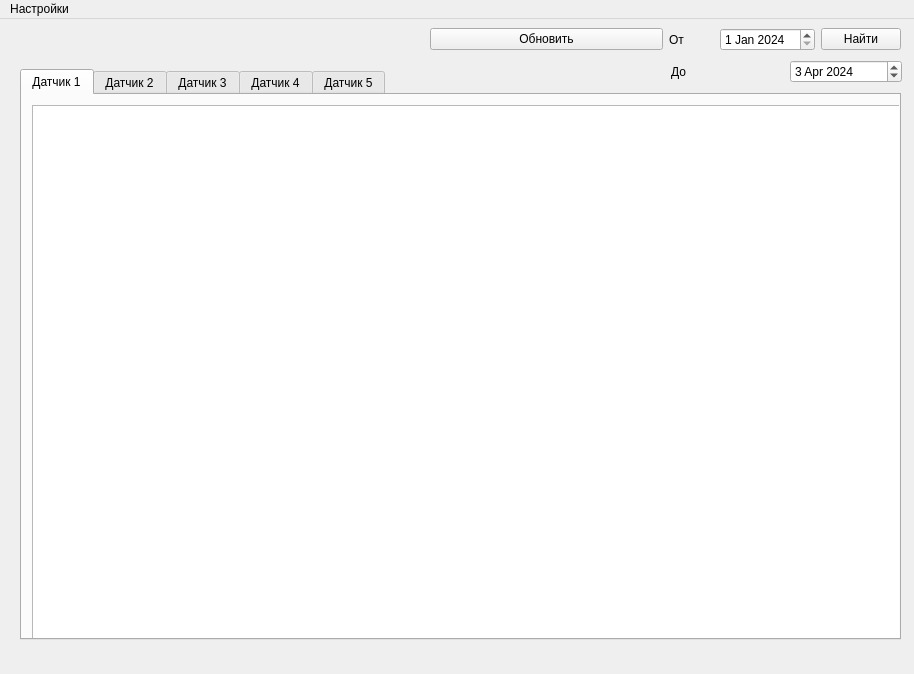
Qt form ui/Apogei_ui.ui (Minkuss/apogei) before a commit.
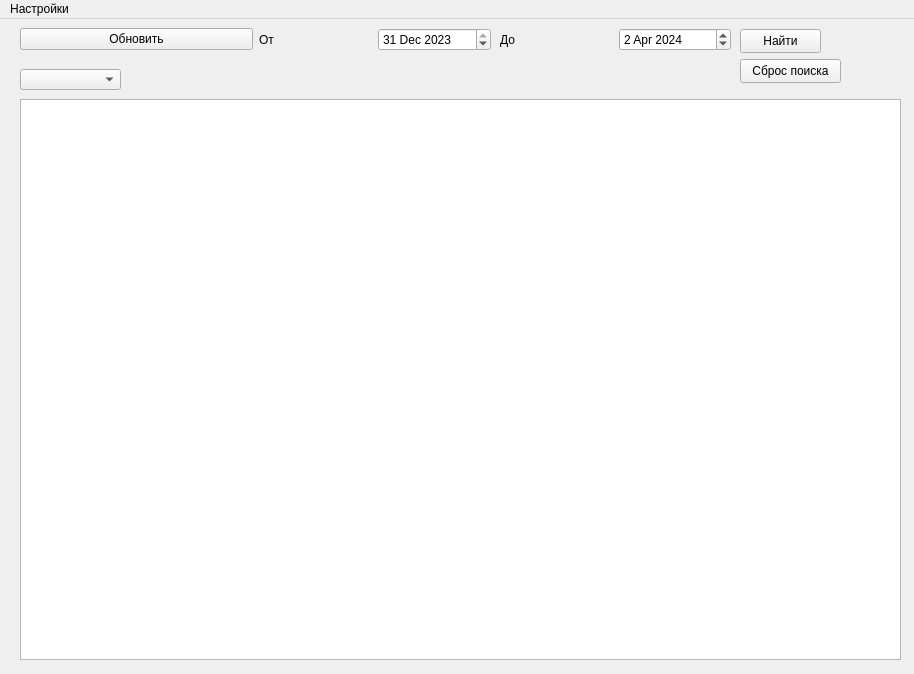
The same form after that commit.

What changed in the file:
```diff
--- a/ui/Apogei_ui.ui
+++ b/ui/Apogei_ui.ui
@@ -14,98 +14,10 @@
    <string>MainWindow</string>
   </property>
   <widget class="QWidget" name="centralwidget">
-   <widget class="QTabWidget" name="tabWidget">
-    <property name="geometry">
-     <rect>
-      <x>20</x>
-      <y>50</y>
-      <width>881</width>
-      <height>571</height>
-     </rect>
-    </property>
-    <property name="currentIndex">
-     <number>0</number>
-    </property>
-    <widget class="QWidget" name="tab">
-     <attribute name="title">
-      <string>Датчик 1</string>
-     </attribute>
-     <widget class="QTableWidget" name="tableWidget">
-      <property name="geometry">
-       <rect>
-        <x>10</x>
-        <y>10</y>
-        <width>871</width>
-        <height>561</height>
-       </rect>
-      </property>
-     </widget>
-    </widget>
-    <widget class="QWidget" name="tab_2">
-     <attribute name="title">
-      <string>Датчик 2</string>
-     </attribute>
-     <widget class="QTableWidget" name="tableWidget_2">
-      <property name="geometry">
-       <rect>
-        <x>10</x>
-        <y>10</y>
-        <width>871</width>
-        <height>561</height>
-       </rect>
-      </property>
-     </widget>
-    </widget>
-    <widget class="QWidget" name="tab_3">
-     <attribute name="title">
-      <string>Датчик 3</string>
-     </attribute>
-     <widget class="QTableWidget" name="tableWidget_3">
-      <property name="geometry">
-       <rect>
-        <x>10</x>
-        <y>10</y>
-        <width>871</width>
-        <height>561</height>
-       </rect>
-      </property>
-     </widget>
-    </widget>
-    <widget class="QWidget" name="tab_4">
-     <attribute name="title">
-      <string>Датчик 4</string>
-     </attribute>
-     <widget class="QTableWidget" name="tableWidget_4">
-      <property name="geometry">
-       <rect>
-        <x>10</x>
-        <y>10</y>
-        <width>871</width>
-        <height>561</height>
-       </rect>
-      </property>
-     </widget>
-    </widget>
-    <widget class="QWidget" name="tab_5">
-     <attribute name="title">
-      <string>Датчик 5</string>
-     </attribute>
-     <widget class="QTableWidget" name="tableWidget_5">
-      <property name="geometry">
-       <rect>
-        <x>10</x>
-        <y>10</y>
-        <width>871</width>
-        <height>561</height>
-       </rect>
-      </property>
-     </widget>
-    </widget>
-   </widget>
    <widget class="QWidget" name="layoutWidget">
     <property name="geometry">
      <rect>
-      <x>430</x>
+      <x>20</x>
       <y>0</y>
       <width>471</width>
       <height>41</height>
@@ -132,23 +44,16 @@
         <widget class="QDateEdit" name="dateEdit">
          <property name="dateTime">
           <datetime>
-           <hour>0</hour>
+           <hour>4</hour>
            <minute>0</minute>
            <second>0</second>
-           <year>2024</year>
-           <month>1</month>
-           <day>1</day>
+           <year>2023</year>
+           <month>12</month>
+           <day>31</day>
           </datetime>
          </property>
         </widget>
        </item>
-       <item>
-        <widget class="QPushButton" name="pushButton">
-         <property name="text">
-          <string>Найти</string>
-         </property>
-        </widget>
-       </item>
       </layout>
      </item>
     </layout>
@@ -156,10 +61,10 @@
    <widget class="QWidget" name="layoutWidget_2">
     <property name="geometry">
      <rect>
-      <x>671</x>
-      <y>40</y>
+      <x>500</x>
+      <y>5</y>
       <width>231</width>
-      <height>26</height>
+      <height>31</height>
      </rect>
     </property>
     <layout class="QHBoxLayout" name="horizontalLayout_3">
@@ -174,18 +79,64 @@
       <widget class="QDateEdit" name="dateEdit_2">
        <property name="dateTime">
         <datetime>
-         <hour>0</hour>
+         <hour>4</hour>
          <minute>0</minute>
          <second>0</second>
          <year>2024</year>
          <month>4</month>
-         <day>3</day>
+         <day>2</day>
         </datetime>
        </property>
       </widget>
      </item>
     </layout>
    </widget>
+   <widget class="QPushButton" name="pushButton_3">
+    <property name="geometry">
+     <rect>
+      <x>740</x>
+      <y>40</y>
+      <width>101</width>
+      <height>24</height>
+     </rect>
+    </property>
+    <property name="text">
+     <string>Сброс поиска</string>
+    </property>
+   </widget>
+   <widget class="QTableWidget" name="tableWidget">
+    <property name="geometry">
+     <rect>
+      <x>20</x>
+      <y>80</y>
+      <width>881</width>
+      <height>561</height>
+     </rect>
+    </property>
+   </widget>
+   <widget class="QComboBox" name="comboBox">
+    <property name="geometry">
+     <rect>
+      <x>20</x>
+      <y>50</y>
+      <width>101</width>
+      <height>21</height>
+     </rect>
+    </property>
+   </widget>
+   <widget class="QPushButton" name="pushButton">
+    <property name="geometry">
+     <rect>
+      <x>740</x>
+      <y>10</y>
+      <width>81</width>
+      <height>24</height>
+     </rect>
+    </property>
+    <property name="text">
+     <string>Найти</string>
+    </property>
+   </widget>
   </widget>
   <widget class="QMenuBar" name="menubar">
    <property name="geometry">
```
